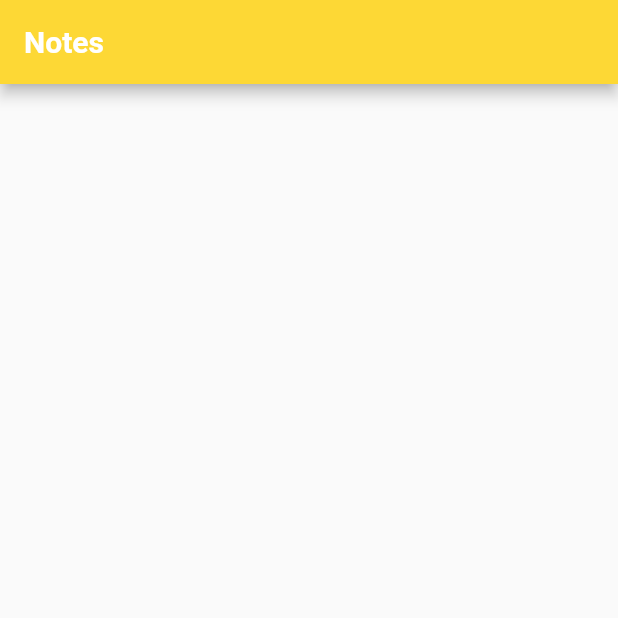
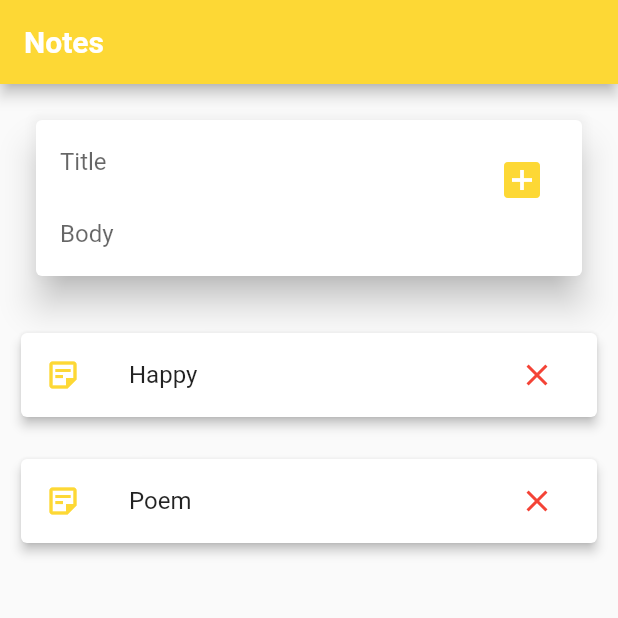
Before and after one commit to JoinCODED/Demo-Flutter-Provider, a Flutter app: the screen it shows after launch, on a phone screen of 412 x 824 dp, the top half of it. Run offline on Flutter 3.47's test engine with Material 2 defaults, Android fonts, the light colour scheme and no system bars.

Commit message:
starting point

```diff
--- a/lib/models/note.dart
+++ b/lib/models/note.dart
@@ -5,4 +5,12 @@ class Note {
     required this.title,
     required this.body,
   });
+
+  static List<Note> notes = [
+    Note(title: "Happy", body: "Very happy today with my progress in Flutter"),
+    Note(
+        title: "Poem",
+        body:
+            "Do not go gentle into that good night,Old age should burn and rave at close of day;Rage, rage against the dying of the light."),
+  ];
 }
--- a/lib/pages/home_page.dart
+++ b/lib/pages/home_page.dart
@@ -1,4 +1,7 @@
 import 'package:flutter/material.dart';
+
+import '../models/note.dart';
+import '../widgets/note_list_tile.dart';
 
 class HomePage extends StatefulWidget {
   @override
@@ -6,23 +9,18 @@ class HomePage extends StatefulWidget {
 }
 
 class _HomePageState extends State<HomePage> {
-  final TextEditingController _titleTextEditingController =
-      TextEditingController();
+  List notes = Note.notes;
 
-  final TextEditingController _bodyTextEditingController =
-      TextEditingController();
-
-  // TODO: #2 note list
-
-  // TODO: #3 add note function
+  void addNote(String title, String body) {
+    //TODO 1: add note code
+  }
 
   @override
   Widget build(BuildContext context) {
-    return GestureDetector(
-      onTap: () {
-        FocusScope.of(context).unfocus();
-      },
-      child: Scaffold(
+    final _titleTextEditingController = TextEditingController();
+    final _bodyTextEditingController = TextEditingController();
+
+    return Scaffold(
       appBar: AppBar(
         title: Text(
           'Notes',
@@ -30,9 +28,68 @@ class _HomePageState extends State<HomePage> {
         ),
         backgroundColor: Theme.of(context).primaryColor,
       ),
+      body: SingleChildScrollView(
+        child: Column(
+          children: [
+            Container(
+              padding: EdgeInsets.all(20),
+              // #2
+              child: Card(
+                elevation: 10,
 
-        // TODO: #1 Textfields
-        body: Container(),
+                // #3
+                child: ListTile(
+                  title: Column(
+                    children: [
+                      // #4
+                      TextField(
+                        controller: _titleTextEditingController,
+                        decoration: InputDecoration(
+                          hintText: 'Title',
+                          border: InputBorder.none,
+                        ),
+                      ),
+
+                      // #5
+                      TextField(
+                        controller: _bodyTextEditingController,
+                        decoration: InputDecoration(
+                          hintText: 'Body',
+                          border: InputBorder.none,
+                        ),
+                      ),
+                    ],
+                  ),
+
+                  // #6
+                  trailing: IconButton(
+                    iconSize: 32,
+                    icon: Icon(
+                      Icons.add_box,
+                      color: Theme.of(context).primaryColor,
+                    ),
+                    onPressed: () {},
+                  ),
+                ),
+              ),
+            ),
+            ListView.builder(
+              // #1
+              shrinkWrap: true,
+              physics: const NeverScrollableScrollPhysics(),
+              itemCount: notes.length,
+              itemBuilder: (BuildContext context, int index) {
+                // #2
+                return NoteListTile(
+                  onNoteSelected: () {
+                    // TODO 2 : delete note code
+                  },
+                  note: notes[index],
+                );
+              },
+            ),
+          ],
+        ),
       ),
     );
   }
--- a/lib/pages/note_page.dart
+++ b/lib/pages/note_page.dart
@@ -23,14 +23,12 @@ class _NotePageState extends State<NotePage> {
         ),
         backgroundColor: Theme.of(context).primaryColor,
       ),
-      body: Card(
-        elevation: 4,
-        child: Center(
-          child: Text(
-            widget.note.body,
-            style: TextStyle(
-              fontSize: 18,
-            ),
+      body: Container(
+        padding: EdgeInsets.all(30),
+        child: Text(
+          widget.note.body,
+          style: TextStyle(
+            fontSize: 18,
           ),
         ),
       ),
--- a/lib/widgets/note_list_tile.dart
+++ b/lib/widgets/note_list_tile.dart
@@ -4,10 +4,10 @@ import 'package:flutter_notes_app_starter/pages/note_page.dart';
 
 class NoteListTile extends StatelessWidget {
   final Note note;
-  const NoteListTile({
-    Key? key,
-    required this.note,
-  }) : super(key: key);
+  final VoidCallback onNoteSelected;
+  const NoteListTile(
+      {Key? key, required this.note, required this.onNoteSelected})
+      : super(key: key);
 
   @override
   Widget build(BuildContext context) {
@@ -20,7 +20,16 @@ class NoteListTile extends StatelessWidget {
             Icons.sticky_note_2_outlined,
             color: Theme.of(context).primaryColor,
           ),
-          title: Text(note.title),
+          title: Text("${note.title} "),
+          trailing: IconButton(
+            icon: Icon(
+              Icons.close,
+              color: Colors.red,
+            ),
+            onPressed: () {
+              onNoteSelected();
+            },
+          ),
           onTap: () {
             Navigator.push(
               context,
```
Also changed, not shown: pubspec.lock, 3 other files. Lines whose indentation alone changed are shown as unchanged.
